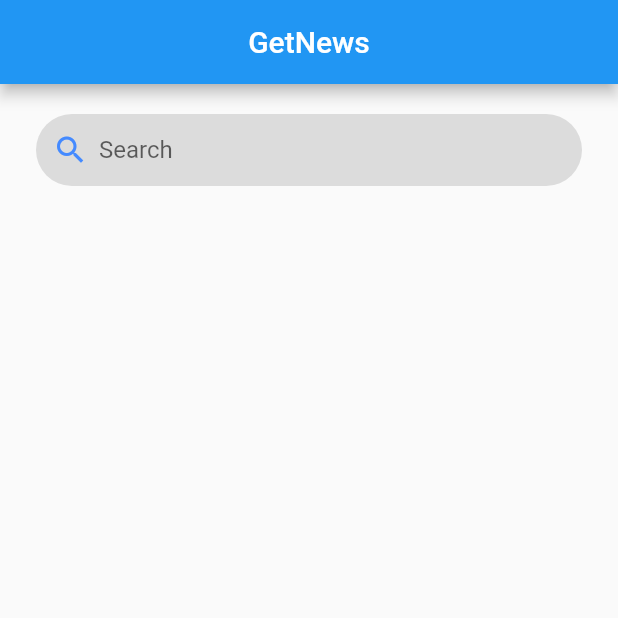
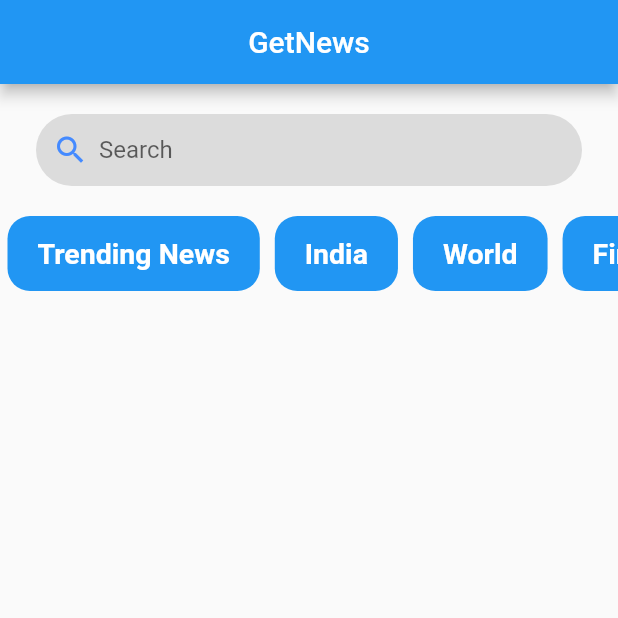
Before and after one commit to charanravi-online/GetNews-, a Flutter app: the screen it shows after launch, on a phone screen of 412 x 824 dp, the top half of it. Run offline on Flutter 3.47's test engine with Material 2 defaults, Android fonts, the phone set to English and light mode, and no system bars.

Commit message:
added topics of interest

```diff
--- a/lib/pages/homepage.dart
+++ b/lib/pages/homepage.dart
@@ -1,3 +1,5 @@
+// import 'dart:html';
+
 import 'package:flutter/material.dart';
 
 class HomePage extends StatefulWidget {
@@ -9,6 +11,13 @@ class HomePage extends StatefulWidget {
 
 class _HomePageState extends State<HomePage> {
   TextEditingController searchController = new TextEditingController();
+  List<String> navBarItem = [
+    'Trending News',
+    'India',
+    'World',
+    'Finance',
+    'Health'
+  ];
   @override
   Widget build(BuildContext context) {
     return Scaffold(
@@ -52,6 +61,39 @@ class _HomePageState extends State<HomePage> {
               ],
             ),
           ),
+          Container(
+            height: 50,
+            child: ListView.builder(
+              shrinkWrap: true,
+              scrollDirection: Axis.horizontal,
+              itemCount: navBarItem.length,
+              itemBuilder: (context, index) {
+                return InkWell(
+                  onTap: () {
+                    print(navBarItem[index]);
+                  },
+                  child: Container(
+                    padding: EdgeInsets.symmetric(horizontal: 20, vertical: 10),
+                    margin: EdgeInsets.symmetric(horizontal: 5),
+                    decoration: BoxDecoration(
+                      color: Colors.blue,
+                      borderRadius: BorderRadius.circular(15),
+                    ),
+                    child: Center(
+                      child: Text(
+                        navBarItem[index],
+                        style: TextStyle(
+                          fontSize: 19,
+                          color: Colors.white,
+                          fontWeight: FontWeight.bold,
+                        ),
+                      ),
+                    ),
+                  ),
+                );
+              },
+            ),
+          ),
         ],
       ),
     );
```
